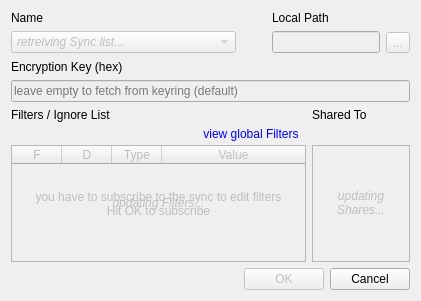
psieg/MyCloud, file trunk/Client/src/QtClient/qtSyncDialog.ui: the form before one commit.
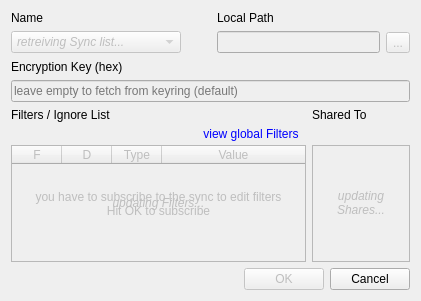
The form after the commit. Icons and pictures are not drawn.

Commit message: SyncDialog: expand path edit as well

Patch:
```diff
--- a/trunk/Client/src/QtClient/qtSyncDialog.ui
+++ b/trunk/Client/src/QtClient/qtSyncDialog.ui
@@ -25,7 +25,7 @@
   </property>
   <layout class="QGridLayout" name="gridLayout_2">
    <item row="0" column="0">
-    <layout class="QGridLayout" name="gridLayout" columnstretch="1,0,0,0,0">
+    <layout class="QGridLayout" name="gridLayout" columnstretch="1,0,0,1,0">
      <item row="0" column="0">
       <widget class="QLabel" name="label">
        <property name="sizePolicy">
```
